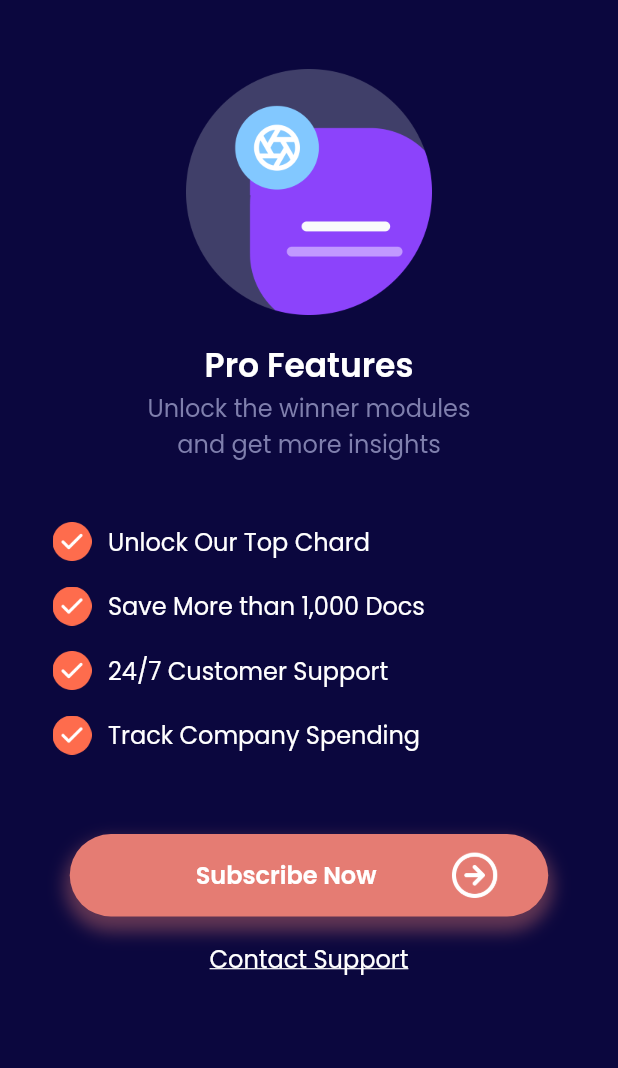
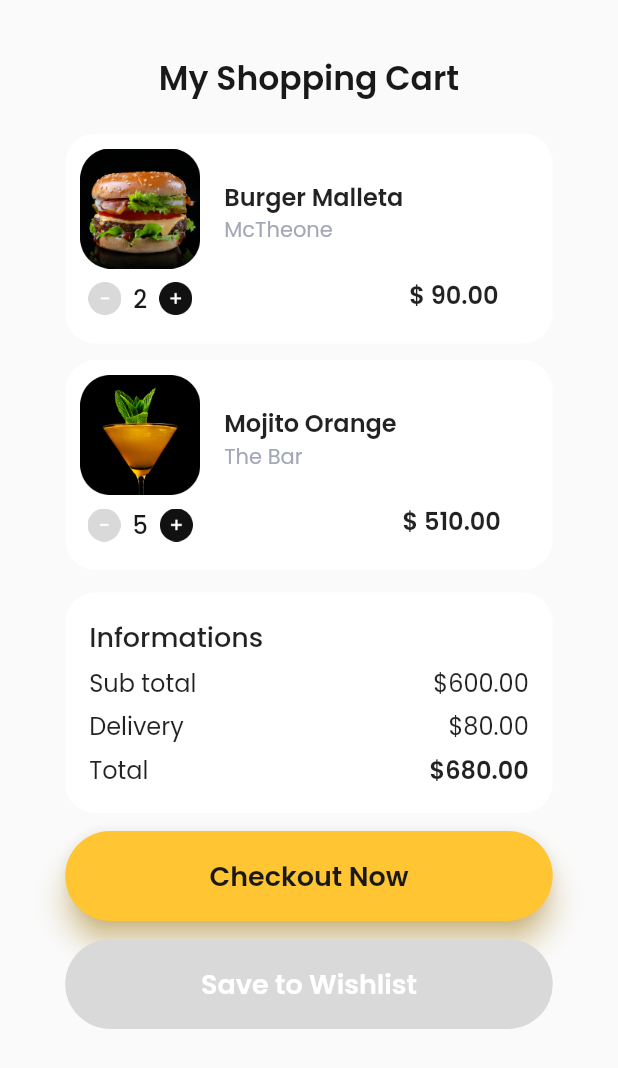
Before and after one commit to raeiverse/sevendays, a Flutter app: the screen it shows after launch, on a phone screen of 412 x 824 dp. Shown: the top 1068 px of the screen. Run offline on Flutter 3.47's test engine with Material 2 defaults, Android fonts, the phone set to English and light mode, and no system bars; our stand-ins replace google_fonts.

Commit message:
days 7 part 1
random screen 1

```diff
--- a/lib/main.dart
+++ b/lib/main.dart
@@ -11,6 +11,7 @@ import 'package:sevendays/pages/rating_1.dart';
 import 'package:sevendays/pages/rating_2.dart';
 import 'package:sevendays/pages/pricing_1.dart';
 import 'package:sevendays/pages/pricing_2.dart';
+import 'package:sevendays/pages/randomScreen_1.dart';
 
 void main() => runApp(sevendays());
 
@@ -19,7 +20,7 @@ class sevendays extends StatelessWidget {
   Widget build(BuildContext context) {
     return MaterialApp(
       debugShowCheckedModeBanner: false,
-      home: pricing_2(),
+      home: randomScreen_1(),
     );
   }
 }
--- /dev/null
+++ b/lib/pages/randomScreen_1.dart
@@ -0,0 +1,198 @@
+import 'package:flutter/material.dart';
+import 'package:google_fonts/google_fonts.dart';
+import 'package:sevendays/widgets/cart.dart';
+
+class randomScreen_1 extends StatelessWidget {
+  @override
+  Widget build(BuildContext context) {
+    return Scaffold(
+      backgroundColor: Color(0xffFAFAFA),
+      body: Padding(
+        padding: const EdgeInsets.only(top: 36),
+        child: ListView(
+          children: [
+            Center(
+              child: Column(
+                children: [
+                  Text(
+                    'My Shopping Cart',
+                    style: GoogleFonts.poppins(
+                      color: Color(0xff191919),
+                      fontSize: 22,
+                      fontWeight: FontWeight.w600,
+                    ),
+                  ),
+                  SizedBox(height: 20),
+                  cartList(
+                    'assets/random/burger.png',
+                    'assets/random/min_icon.png',
+                    '2',
+                    'assets/random/plus_icon.png',
+                    'Burger Malleta',
+                    'McTheone',
+                    '\$ 90.00',
+                  ),
+                  SizedBox(
+                    height: 11,
+                  ),
+                  cartList(
+                    'assets/random/mojito.png',
+                    'assets/random/min_icon.png',
+                    '5',
+                    'assets/random/plus_icon.png',
+                    'Mojito Orange',
+                    'The Bar',
+                    '\$ 510.00',
+                  ),
+                  SizedBox(
+                    height: 15,
+                  ),
+                  Container(
+                    width: 325,
+                    height: 147,
+                    decoration: BoxDecoration(
+                      borderRadius: BorderRadius.circular(20),
+                      color: Color(0xffFFFFFF),
+                    ),
+                    child: Padding(
+                      padding: const EdgeInsets.all(16.0),
+                      child: Column(
+                        crossAxisAlignment: CrossAxisAlignment.start,
+                        children: [
+                          Text(
+                            'Informations',
+                            style: GoogleFonts.poppins(
+                              fontSize: 18,
+                              fontWeight: FontWeight.w500,
+                            ),
+                          ),
+                          SizedBox(
+                            height: 5,
+                          ),
+                          Row(
+                            mainAxisAlignment: MainAxisAlignment.spaceBetween,
+                            children: [
+                              Column(
+                                crossAxisAlignment: CrossAxisAlignment.start,
+                                children: [
+                                  Text(
+                                    'Sub total',
+                                    style: GoogleFonts.poppins(
+                                      fontSize: 16,
+                                    ),
+                                  ),
+                                  SizedBox(
+                                    height: 5,
+                                  ),
+                                  Text(
+                                    'Delivery',
+                                    style: GoogleFonts.poppins(
+                                      fontSize: 16,
+                                    ),
+                                  ),
+                                  SizedBox(
+                                    height: 5,
+                                  ),
+                                  Text(
+                                    'Total',
+                                    style: GoogleFonts.poppins(
+                                      fontSize: 16,
+                                    ),
+                                  ),
+                                ],
+                              ),
+                              Column(
+                                crossAxisAlignment: CrossAxisAlignment.end,
+                                children: [
+                                  Text(
+                                    '\$600.00',
+                                    style: GoogleFonts.poppins(
+                                      fontSize: 16,
+                                    ),
+                                  ),
+                                  SizedBox(
+                                    height: 5,
+                                  ),
+                                  Text(
+                                    '\$80.00',
+                                    style: GoogleFonts.poppins(
+                                      fontSize: 16,
+                                    ),
+                                  ),
+                                  SizedBox(
+                                    height: 5,
+                                  ),
+                                  Text(
+                                    '\$680.00',
+                                    style: GoogleFonts.poppins(
+                                      fontSize: 16,
+                                      fontWeight: FontWeight.w600,
+                                    ),
+                                  ),
+                                ],
+                              ),
+                            ],
+                          ),
+                        ],
+                      ),
+                    ),
+                  ),
+                  SizedBox(
+                    height: 12,
+                  ),
+                  Container(
+                    width: 325,
+                    height: 60,
+                    child: TextButton(
+                      style: TextButton.styleFrom(
+                        shadowColor: Color(0xffFFC532),
+                        elevation: 8,
+                        backgroundColor: Color(0xffFFC532),
+                        shape: RoundedRectangleBorder(
+                          borderRadius: BorderRadius.circular(53),
+                        ),
+                      ),
+                      onPressed: () {},
+                      child: Text(
+                        'Checkout Now',
+                        style: GoogleFonts.poppins(
+                          color: Color(0xff191919),
+                          fontSize: 18,
+                          fontWeight: FontWeight.w600,
+                        ),
+                      ),
+                    ),
+                  ),
+                  SizedBox(
+                    height: 12,
+                  ),
+                  Container(
+                    width: 325,
+                    height: 60,
+                    child: TextButton(
+                      style: TextButton.styleFrom(
+                        backgroundColor: Color(0xffD9D9D9),
+                        shape: RoundedRectangleBorder(
+                          borderRadius: BorderRadius.circular(53),
+                        ),
+                      ),
+                      onPressed: () {},
+                      child: Text(
+                        'Save to Wishlist',
+                        style: GoogleFonts.poppins(
+                          color: Color(0xffFFFFFF),
+                          fontSize: 18,
+                          fontWeight: FontWeight.w600,
+                        ),
+                      ),
+                    ),
+                  ),
+                ],
+              ),
+            ),
+          ],
+        ),
+      ),
+    );
+  }
+}
--- /dev/null
+++ b/lib/widgets/cart.dart
@@ -0,0 +1,122 @@
+import 'package:flutter/material.dart';
+import 'package:google_fonts/google_fonts.dart';
+
+class cartList extends StatelessWidget {
+  String imageUrl;
+  String min;
+  String amount;
+  String plus;
+  String food;
+  String place;
+  String price;
+
+  cartList(
+    this.imageUrl,
+    this.min,
+    this.amount,
+    this.plus,
+    this.food,
+    this.place,
+    this.price,
+  );
+
+  @override
+  Widget build(BuildContext context) {
+    return Container(
+      width: 325,
+      height: 140,
+      decoration: BoxDecoration(
+        color: Color(0xffFFFFFF),
+        borderRadius: BorderRadius.circular(20),
+      ),
+      child: Padding(
+        padding: const EdgeInsets.only(
+          top: 10,
+          left: 10,
+          bottom: 15,
+          right: 16,
+        ),
+        child: Row(
+          children: [
+            Column(
+              children: [
+                Image.asset(
+                  imageUrl,
+                  width: 80,
+                ),
+                SizedBox(
+                  height: 8,
+                ),
+                Row(
+                  children: [
+                    Image.asset(
+                      min,
+                      width: 22,
+                    ),
+                    Padding(
+                      padding: const EdgeInsets.only(
+                        left: 8,
+                        right: 8,
+                      ),
+                      child: Text(
+                        amount,
+                        style: GoogleFonts.poppins(
+                          fontSize: 16,
+                          fontWeight: FontWeight.w500,
+                          color: Color(0xff191919),
+                        ),
+                      ),
+                    ),
+                    Image.asset(
+                      plus,
+                      width: 22,
+                    ),
+                  ],
+                ),
+              ],
+            ),
+            Padding(
+              padding: const EdgeInsets.only(
+                left: 16,
+                top: 20,
+              ),
+              child: Column(
+                crossAxisAlignment: CrossAxisAlignment.start,
+                children: [
+                  Text(
+                    food,
+                    style: GoogleFonts.poppins(
+                      fontSize: 16,
+                      fontWeight: FontWeight.w600,
+                    ),
+                  ),
+                  Text(
+                    place,
+                    style: GoogleFonts.poppins(
+                      fontSize: 14,
+                      fontWeight: FontWeight.w400,
+                      color: Color(0xffA3A8B8),
+                    ),
+                  ),
+                ],
+              ),
+            ),
+            Padding(
+              padding: const EdgeInsets.only(
+                left: 4,
+                top: 80,
+              ),
+              child: Text(
+                price,
+                style: GoogleFonts.poppins(
+                  fontSize: 16,
+                  fontWeight: FontWeight.w600,
+                ),
+              ),
+            ),
+          ],
+        ),
+      ),
+    );
+  }
+}
```
Also changed, not shown: pubspec.yaml (+9 -0 lines), assets/random/burger.png (added), assets/random/cover.png (added), assets/random/day_1.png (added), assets/random/day_2.png (added), assets/random/day_3.png (added), assets/random/day_4.png (added), assets/random/min_icon.png (added), assets/random/mojito.png (added), assets/random/plus_icon.png (added), lib/pages/randomScreen_2.dart (added).
